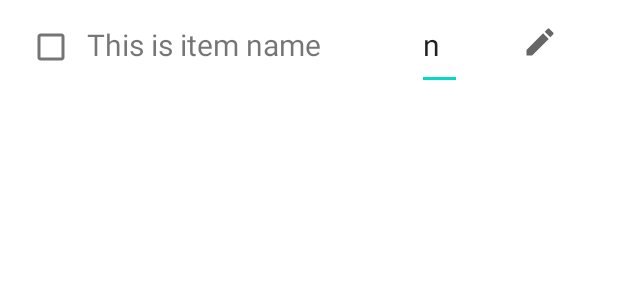
After one commit to bannyadasrao/370FinalProject, an Android app: the layout activity_update_quantity.xml on its own in the app's theme, with its tools: preview values and no code run, on a phone screen of 412 x 824 dp. The commit adds this screen. Shown: the top 300 px of the screen. Run offline under Robolectric (Android 15) with nearby library versions, the phone set to English and light mode, and no system bars; Roboto replaces fonts that are not available here.

Commit message:
Update quantity not complete yet

```diff
--- a/GLM/app/src/main/AndroidManifest.xml
+++ b/GLM/app/src/main/AndroidManifest.xml
@@ -9,6 +9,8 @@
         android:roundIcon="@mipmap/ic_launcher_round"
         android:supportsRtl="true"
         android:theme="@style/Theme.GLM">
+        <activity android:name=".UpdateQuantity"
+            android:label="Update Quantity" ></activity>
         <activity android:name=".searchCategoryHygieneResults" />
         <activity android:name=".searchCategoryCleaningResults" />
         <activity android:name=".searchCategoryLiquorResults" />
@@ -24,7 +26,7 @@
             android:label="Add Item With Quantity" />
         <activity
             android:name=".searchItemName"
-            android:label="Search..." />
+            android:label="Search here..." />
         <activity
             android:name=".searchCategory"
             android:label="Search By Category" />
--- a/GLM/app/src/main/java/edu/qc/seclass/glm/ItemsModal.java
+++ b/GLM/app/src/main/java/edu/qc/seclass/glm/ItemsModal.java
@@ -1,6 +1,8 @@
 package edu.qc.seclass.glm;
 
-public class ItemsModal {
+import java.io.Serializable;
+
+public class ItemsModal implements Serializable {
 
     Integer id;
     String itemName;
--- /dev/null
+++ b/GLM/app/src/main/res/layout/activity_update_quantity.xml
@@ -0,0 +1,36 @@
+<?xml version="1.0" encoding="utf-8"?>
+<LinearLayout
+    xmlns:android="http://schemas.android.com/apk/res/android"
+    android:layout_width="match_parent"
+    android:layout_height="wrap_content"
+    android:orientation="horizontal">
+
+    <com.google.android.material.checkbox.MaterialCheckBox
+        android:id="@+id/checkbox_item"
+        android:layout_width="wrap_content"
+        android:layout_height="55dp"
+        android:layout_marginLeft="10dp"/>
+
+    <TextView
+        android:id="@+id/textview_name_item"
+        android:layout_width="220dp"
+        android:layout_height="60dp"
+        android:text="This is item name"
+        android:textSize="20dp"/>
+
+    <EditText
+        android:id="@+id/textview_amount_item"
+        android:layout_width="30dp"
+        android:layout_height="60dp"
+        android:text="n"
+        android:textSize="20dp"/>
+
+    <ImageButton
+        android:id="@+id/editQuantity"
+        android:layout_width="wrap_content"
+        android:layout_height="55dp"
+        android:layout_weight="1"
+        android:background="#FFFFFF"
+        android:src="@drawable/ic_edit_24"/>
+
+</LinearLayout>
```
Also changed, not shown: GLM/app/src/main/java/edu/qc/seclass/glm/AdapterForItems.java (+22 -1 lines), GLM/app/src/main/java/edu/qc/seclass/glm/UpdateQuantity.java (added, +42 -0 lines), GLM/app/src/main/res/drawable/ic_delete.xml (added, +10 -0 lines), GLM/app/src/main/res/drawable/ic_done.xml (added, +10 -0 lines), GLM/app/src/main/res/menu/itemmenu.xml (+8 -4 lines), 1 other file.
